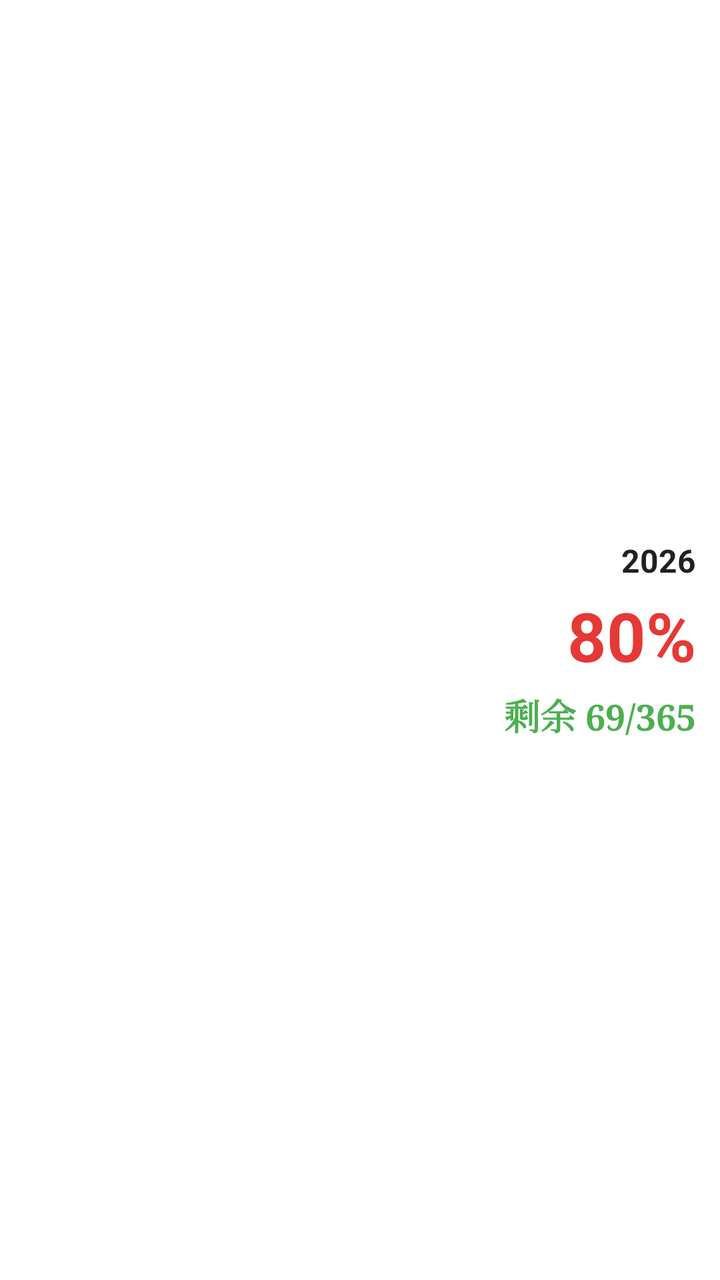
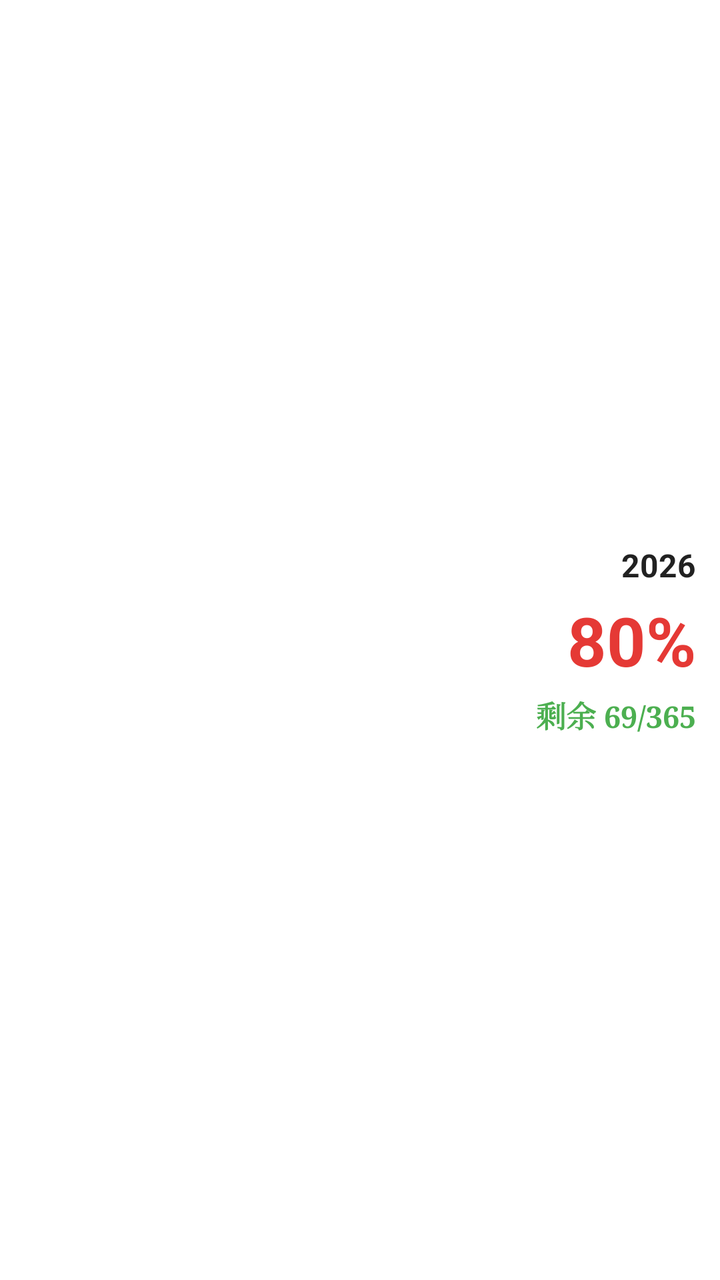

Compare the two renders of this Android layout. The source of the first and the diff that turns it into the second are given below.
<!-- AndroidManifest.xml: application theme Theme.YearProgress -->
<!-- res/layout/widget_year_progress.xml -->
<?xml version="1.0" encoding="utf-8"?>
<LinearLayout xmlns:android="http://schemas.android.com/apk/res/android"
    android:id="@+id/widget_root"
    android:layout_width="match_parent"
    android:layout_height="match_parent"
    android:orientation="vertical"
    android:background="@drawable/widget_card_bg"
    android:padding="12dp">

    <LinearLayout
        android:layout_width="match_parent"
        android:layout_height="0dp"
        android:layout_weight="1"
        android:orientation="horizontal">

        <ImageView
            android:id="@+id/wDots"
            android:layout_width="0dp"
            android:layout_height="match_parent"
            android:layout_weight="1.4"
            android:scaleType="fitCenter"
            android:contentDescription="年度进度点阵" />

        <LinearLayout
            android:layout_width="0dp"
            android:layout_height="match_parent"
            android:layout_weight="0.6"
            android:layout_marginStart="4dp"
            android:orientation="vertical"
            android:gravity="center_vertical|end">

            <TextView
                android:id="@+id/wYear"
                android:layout_width="wrap_content"
                android:layout_height="wrap_content"
                android:text="2026"
                android:textColor="#212121"
                android:textSize="16sp"
                android:textStyle="bold" />

            <TextView
                android:id="@+id/wPercent"
                android:layout_width="wrap_content"
                android:layout_height="wrap_content"
                android:layout_marginTop="4dp"
                android:text="80%"
                android:textColor="#E53935"
                android:textSize="34sp"
                android:textStyle="bold" />

            <TextView
                android:id="@+id/wDays"
                android:layout_width="wrap_content"
                android:layout_height="wrap_content"
                android:layout_marginTop="4dp"
                android:fontFamily="serif"
                android:text="剩余 69/365"
                android:textColor="#4CAF50"
                android:textSize="18sp"
                android:textStyle="bold" />
        </LinearLayout>
    </LinearLayout>
</LinearLayout>
<!-- resources referenced by this layout -->
<resources>
  <!-- drawable widget_card_bg (drawable) -->
  <?xml version="1.0" encoding="utf-8"?>
  <shape xmlns:android="http://schemas.android.com/apk/res/android"
      android:shape="rectangle">
      <solid android:color="#FFFFFF" />
      <corners android:radius="22dp" />
  </shape>
  <style name="Theme.YearProgress" parent="android:Theme.Material.Light.NoActionBar">
          <item name="android:windowBackground">@android:color/white</item>
          <item name="android:statusBarColor">@android:color/white</item>
          <item name="android:windowLightStatusBar">true</item>
      </style>
</resources>

<!-- the commit's change to res/layout/widget_year_progress.xml (unified diff, before → after) -->
@@ -33,6 +33,7 @@
                 android:id="@+id/wYear"
                 android:layout_width="wrap_content"
                 android:layout_height="wrap_content"
+                android:gravity="end"
                 android:text="2026"
                 android:textColor="#212121"
                 android:textSize="16sp"
@@ -43,6 +44,7 @@
                 android:layout_width="wrap_content"
                 android:layout_height="wrap_content"
                 android:layout_marginTop="4dp"
+                android:gravity="end"
                 android:text="80%"
                 android:textColor="#E53935"
                 android:textSize="34sp"
@@ -53,10 +55,11 @@
                 android:layout_width="wrap_content"
                 android:layout_height="wrap_content"
                 android:layout_marginTop="4dp"
+                android:gravity="end"
                 android:fontFamily="serif"
                 android:text="剩余 69/365"
                 android:textColor="#4CAF50"
-                android:textSize="18sp"
+                android:textSize="15sp"
                 android:textStyle="bold" />
         </LinearLayout>
     </LinearLayout>
